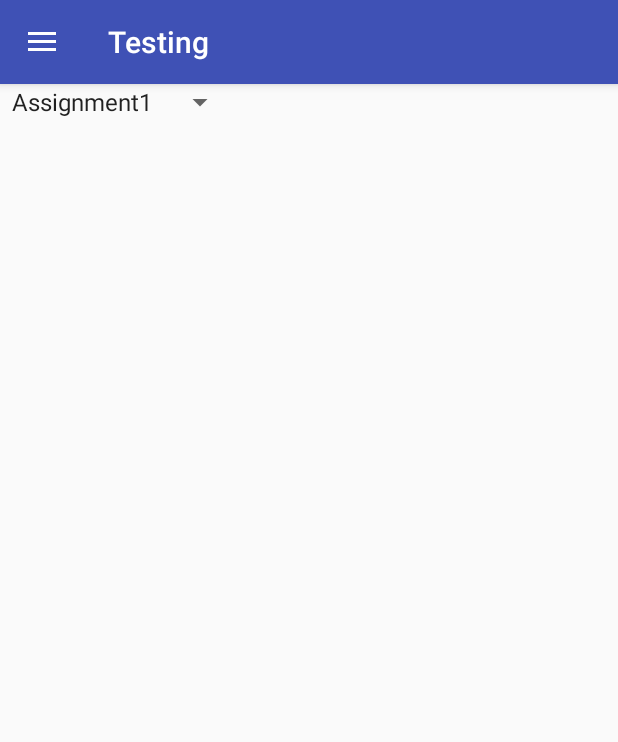
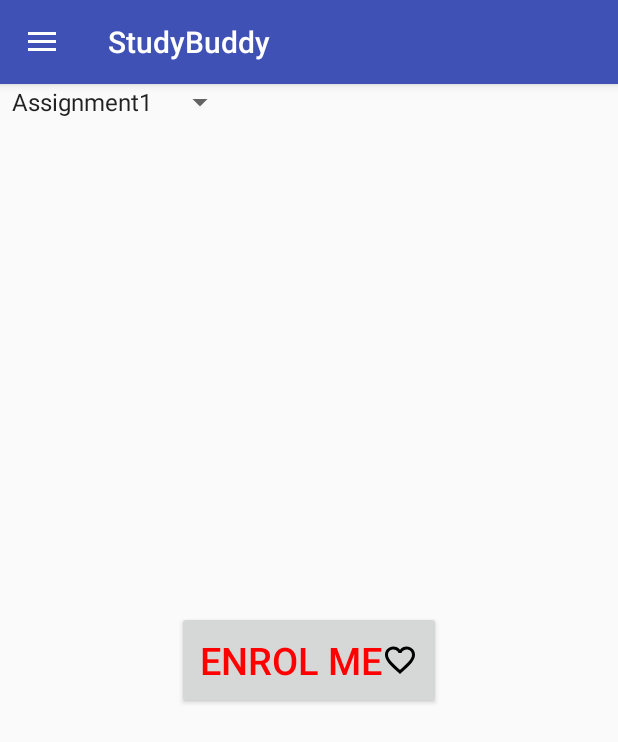
Before and after one commit to MuireannMacCarthy/Study, an Android app: the screen it shows after launch (MainActivity), on a phone screen of 412 x 824 dp. Shown: the top 742 px of the screen. Run offline under Robolectric (Android 15) with nearby library versions, the phone set to English and light mode, and no system bars.

Commit message:
added a enrol me button

```diff
--- /dev/null
+++ b/src/main/res/drawable/ic_favorite_border_black_24dp.xml
@@ -0,0 +1,9 @@
+<vector xmlns:android="http://schemas.android.com/apk/res/android"
+        android:width="24dp"
+        android:height="24dp"
+        android:viewportWidth="24.0"
+        android:viewportHeight="24.0">
+    <path
+        android:fillColor="#FF000000"
+        android:pathData="M16.5,3c-1.74,0 -3.41,0.81 -4.5,2.09C10.91,3.81 9.24,3 7.5,3 4.42,3 2,5.42 2,8.5c0,3.78 3.4,6.86 8.55,11.54L12,21.35l1.45,-1.32C18.6,15.36 22,12.28 22,8.5 22,5.42 19.58,3 16.5,3zM12.1,18.55l-0.1,0.1 -0.1,-0.1C7.14,14.24 4,11.39 4,8.5 4,6.5 5.5,5 7.5,5c1.54,0 3.04,0.99 3.57,2.36h1.87C13.46,5.99 14.96,5 16.5,5c2,0 3.5,1.5 3.5,3.5 0,2.89 -3.14,5.74 -7.9,10.05z"/>
+</vector>
--- a/src/main/res/layout/activity_main.xml
+++ b/src/main/res/layout/activity_main.xml
@@ -8,6 +8,8 @@
     android:layout_height="match_parent"
     android:orientation="vertical"
     android:id="@+id/dl">
+    <!-- NavBar tutorial: https://www.youtube.com/watch?v=0WC0VU0hw2w-->
+
 <RelativeLayout xmlns:android="http://schemas.android.com/apk/res/android"
     xmlns:app="http://schemas.android.com/apk/res-auto"
     xmlns:tools="http://schemas.android.com/tools"
@@ -22,6 +24,20 @@
         android:id="@+id/spin"
         android:entries="@array/assignment_names"></android.support.v7.widget.AppCompatSpinner>
     <!-- Spinner tutorial: https://www.youtube.com/watch?v=NoSri0OSOaA-->
+
+    <Button
+        android:id="@+id/enrolButton"
+        android:layout_width="wrap_content"
+        android:layout_height="wrap_content"
+        android:text="Enrol Me"
+        android:layout_centerInParent="true"
+        android:gravity="center_vertical"
+        android:textColor="#f00"
+        android:textSize="25sp"
+        android:padding="15dp"
+        android:drawableRight="@drawable/ic_favorite_border_black_24dp"/>
+    <!-- button tutorial: https://abhiandroid.com/ui/button-->
+
 </RelativeLayout>
 
     <android.support.design.widget.NavigationView
@@ -31,7 +47,7 @@
         android:layout_gravity="start"
         app:headerLayout="@layout/navigation_header"
         app:menu="@menu/navigation_menu">
-
     </android.support.design.widget.NavigationView>
+    <!-- NavBar tutorial: https://www.youtube.com/watch?v=0WC0VU0hw2w-->
 
 </android.support.v4.widget.DrawerLayout>
--- a/src/main/res/menu/navigation_menu.xml
+++ b/src/main/res/menu/navigation_menu.xml
@@ -17,3 +17,5 @@
     android:icon="@drawable/ic_edit_black_24dp">
         </item>
 </menu>
+
+    <!-- NavBar tutorial: https://www.youtube.com/watch?v=0WC0VU0hw2w-->
--- a/src/main/res/values/strings.xml
+++ b/src/main/res/values/strings.xml
@@ -1,5 +1,5 @@
 <resources>
-    <string name="app_name">Testing</string>
+    <string name="app_name">StudyBuddy</string>
 
     <string-array name="assignment_names">
         <item>Assignment1</item>
```
